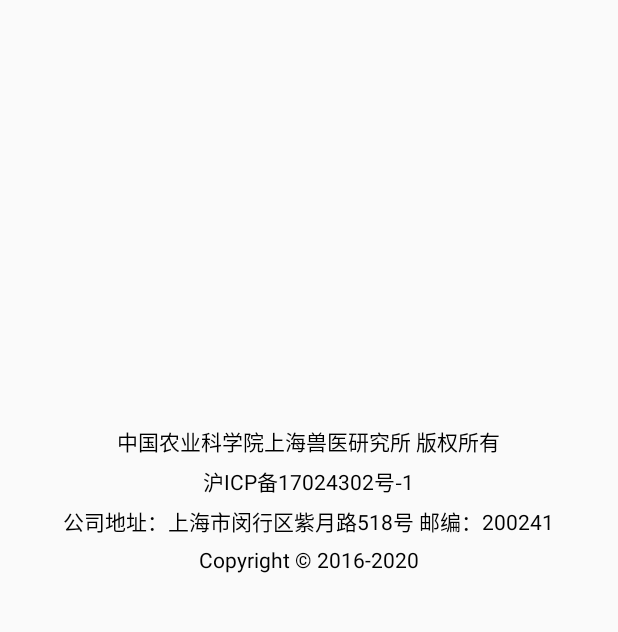
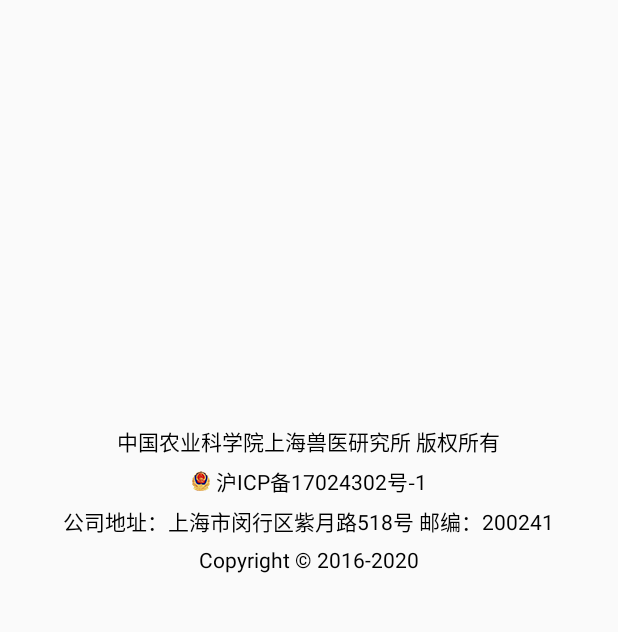
Before and after one commit to jieke213/Procurement, an Android app: the AboutActivity screen opened directly, with no data from a screen before it, on a phone screen of 412 x 824 dp, the part 446-1078 px from its top. Run offline under Robolectric (Android 15) with nearby library versions, the phone set to English and light mode, and no system bars.

Commit message:
增加了备案图标

```diff
--- a/app/src/main/res/layout/activity_about.xml
+++ b/app/src/main/res/layout/activity_about.xml
@@ -65,13 +65,25 @@
                 android:textColor="@color/black"
                 android:layout_marginTop="5dp"
                 />
-            <TextView
+            <LinearLayout
                 android:layout_width="wrap_content"
                 android:layout_height="wrap_content"
-                android:text="沪ICP备17024302号-1"
-                android:textColor="@color/black"
+                android:orientation="horizontal"
+                android:gravity="center"
                 android:layout_marginTop="5dp"
-                />
+                >
+                <ImageView
+                    android:layout_width="wrap_content"
+                    android:layout_height="wrap_content"
+                    android:src="@mipmap/beian"
+                    />
+                <TextView
+                    android:layout_width="wrap_content"
+                    android:layout_height="wrap_content"
+                    android:text=" 沪ICP备17024302号-1"
+                    android:textColor="@color/black"
+                    />
+            </LinearLayout>
             <TextView
                 android:layout_width="wrap_content"
                 android:layout_height="wrap_content"
```
Also changed, not shown: app/src/main/res/mipmap-hdpi/beian.png (added).
